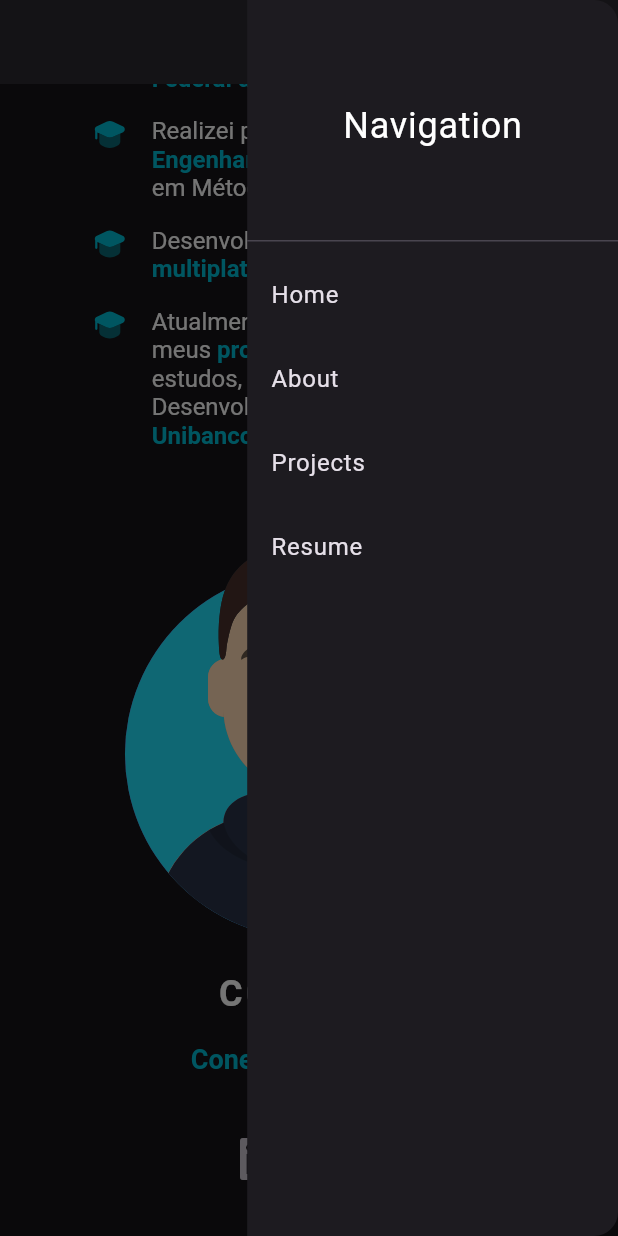
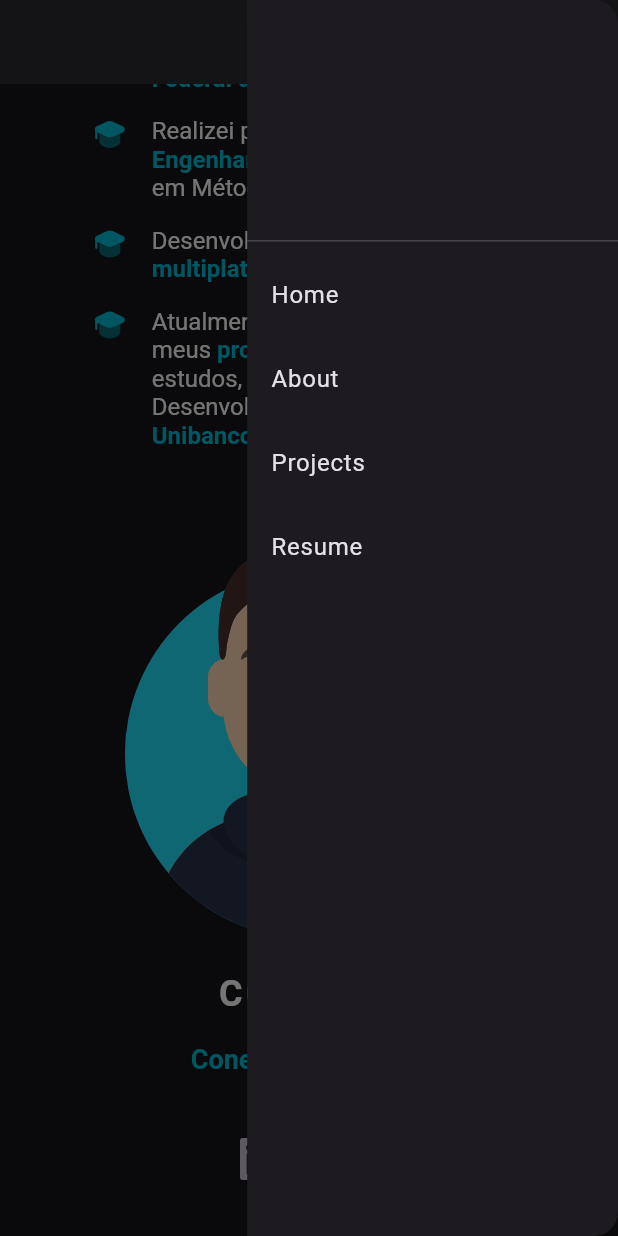
Before and after one commit to Lucack/Portfolio, a Flutter app: the screen it shows after launch, scrolled down 943 dp, after a tap on the "menu" icon, on a phone screen of 412 x 824 dp. Run offline on Flutter 3.47's test engine with Material 3 defaults, Android fonts, the phone set to English and light mode, and no system bars; our stand-ins replace animated_text_kit, flutter_svg, font_awesome_flutter; missing offline and left inert: dart:html, syncfusion_flutter_pdfviewer; project files that could hold a hidden picture were left out.

```diff
--- a/lib/components/CustomAppBar.dart
+++ b/lib/components/CustomAppBar.dart
@@ -29,7 +29,7 @@ AppBar CustomAppBar(String title, BuildContext context) {
                             const DrawerHeader(
                               child: Center(
                                 child: Text(
-                                  'Navigation',
+                                  '',
                                   style: TextStyle(fontSize: 24),
                                 ),
                               ),
--- a/lib/main.dart
+++ b/lib/main.dart
@@ -15,7 +15,6 @@ class PortfolioApp extends StatelessWidget {
     isMobile = MediaQuery.of(context).size.width < 1024;
 
     return MaterialApp(
-
       title: 'Lucas Santana Santos',
       theme: AppTheme.darkTheme,
       debugShowCheckedModeBanner: false,
--- a/lib/screens/about.dart
+++ b/lib/screens/about.dart
@@ -194,7 +194,6 @@ class AboutSection extends StatelessWidget {
 
   Widget _buildGitHubContributions() {
     return Column(
-
       children: [
         const Text(
           'Days I Code',
--- a/lib/screens/home.dart
+++ b/lib/screens/home.dart
@@ -15,6 +15,7 @@ class HomeScreen extends StatelessWidget {
       appBar: CustomAppBar("", context),
       body: ListView(
         children: [
+
           if (isMobile)
             SizedBox(
               height: MediaQuery.of(context).size.height * .2,
@@ -53,7 +54,7 @@ class HomeScreen extends StatelessWidget {
                 ),
           const SizedBox(height: 48),
           Padding(
-            padding:  EdgeInsets.symmetric(horizontal: MediaQuery.of(context).size.width * .1),
+            padding: EdgeInsets.symmetric(horizontal: MediaQuery.of(context).size.width * .1),
             child: buildInfoSection(),
           ),
           const SizedBox(height: 48),
@@ -63,7 +64,7 @@ class HomeScreen extends StatelessWidget {
             fit: BoxFit.contain, // Ajusta a escala do SVG
           ),
           Padding(
-            padding:  EdgeInsets.symmetric(horizontal: MediaQuery.of(context).size.width * .1),
+            padding: EdgeInsets.symmetric(horizontal: MediaQuery.of(context).size.width * .1),
             child: buildContactSection(),
           ),
         ],
```
Also changed, not shown: 1 other file.
